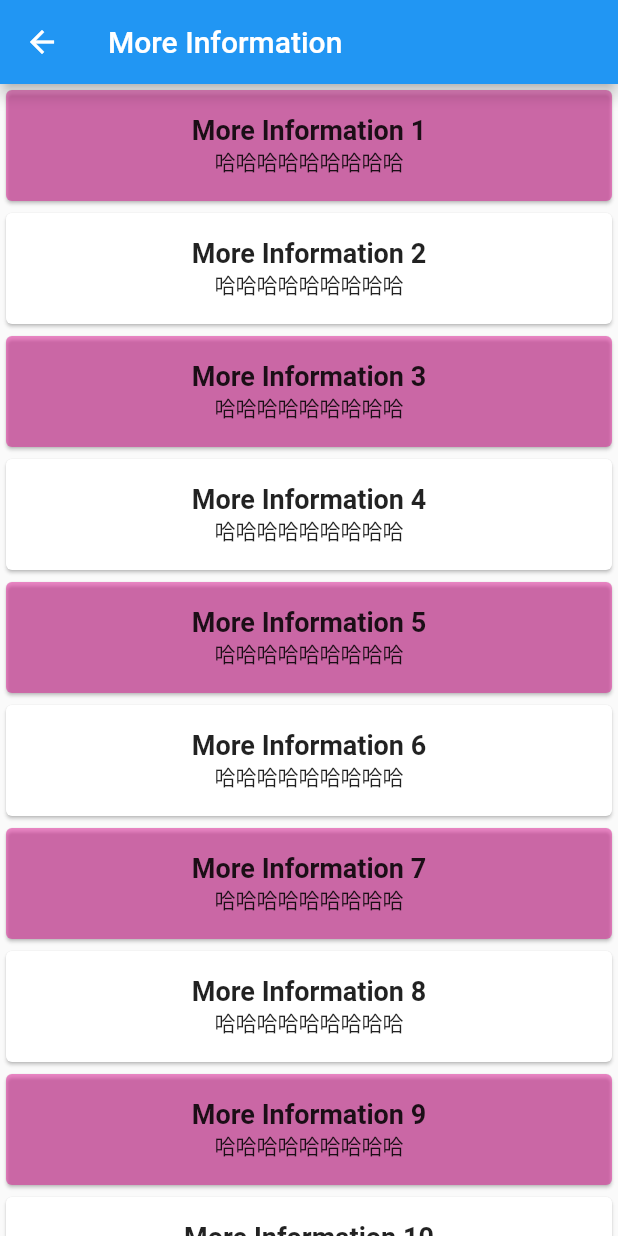
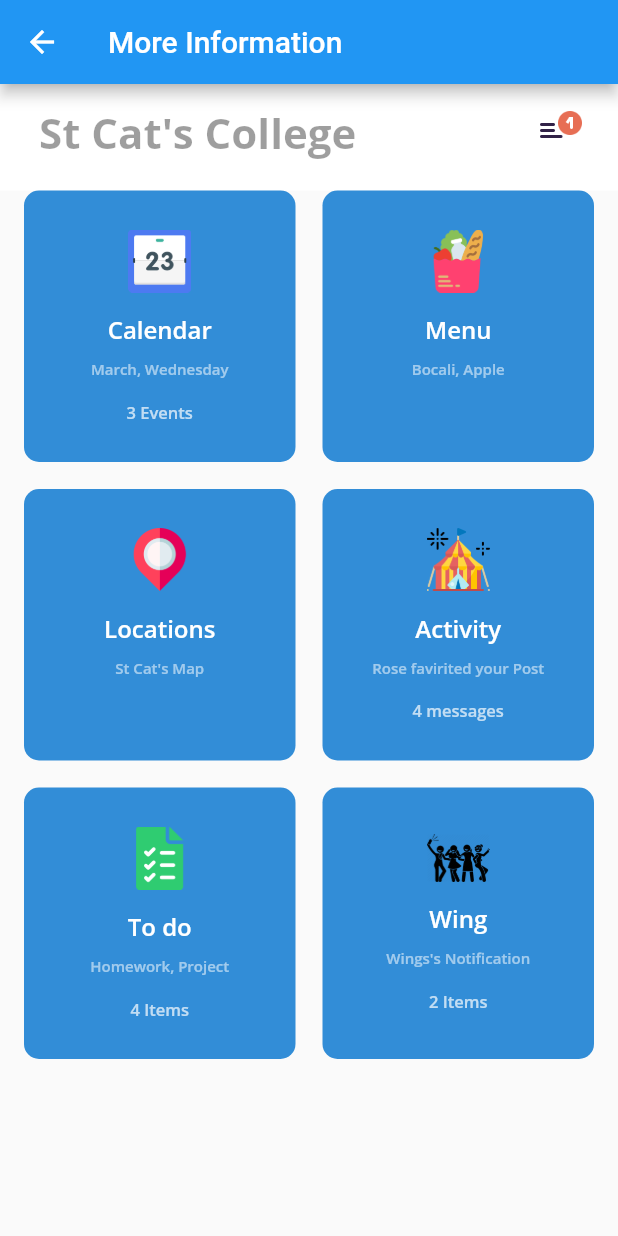
Before and after one commit to GeorgeYZJ/StCatApp_prototype, a Flutter app: the MorePage screen opened directly, on a phone screen of 412 x 824 dp. Run offline on Flutter 3.47's test engine with Material 2 defaults, Android fonts, the phone set to English and light mode, and no system bars; our stand-ins replace google_fonts.

Commit message:
2020/09/02

```diff
--- a/lib/more.dart
+++ b/lib/more.dart
@@ -1,4 +1,5 @@
 import 'package:flutter/material.dart';
+import 'package:google_fonts/google_fonts.dart';
 
 class MorePage extends StatefulWidget {
   MorePage({Key key}) : super(key: key);
@@ -8,32 +9,168 @@ class MorePage extends StatefulWidget {
 }
 
 class _MorePageState extends State<MorePage> {
+  Items item1 = new Items(
+      title: "Calendar",
+      subtitle: "March, Wednesday",
+      event: "3 Events",
+      img: "assets/calendar.png");
+
+  Items item2 = new Items(
+    title: "Menu",
+    subtitle: "Bocali, Apple",
+    event: "",
+    img: "assets/food.png",
+  );
+  Items item3 = new Items(
+    title: "Locations",
+    subtitle: "St Cat\'s Map",
+    event: "",
+    img: "assets/map.png",
+  );
+  Items item4 = new Items(
+    title: "Activity",
+    subtitle: "Rose favirited your Post",
+    event: "4 messages",
+    img: "assets/festival.png",
+  );
+  Items item5 = new Items(
+    title: "To do",
+    subtitle: "Homework, Project",
+    event: "4 Items",
+    img: "assets/todo.png",
+  );
+  Items item6 = new Items(
+    title: "Wing",
+    subtitle: "Wings\'s Notification",
+    event: "2 Items",
+    img: "assets/wing.png",
+  );
+
   @override
   Widget build(BuildContext context) {
+    List<Items> myList = [item1, item2, item3, item4, item5, item6];
+
     return Scaffold(
       appBar: AppBar(
         title: Text('More Information'),
       ),
-      body: ListView.builder(
-          itemCount: 100,
-          itemBuilder: (context, index) {
-            return Card(
-              color: index % 2 == 0 ? Color.fromRGBO(223, 25, 149, 0.5) : null,
-              child: Padding(
-                padding: const EdgeInsets.all(16.0),
+      body: Column(
+        children: <Widget>[
+          Container(
+            color: Colors.white,
             child: Column(
               children: [
+                SizedBox(
+                  height: 10,
+                ),
+                Padding(
+                  padding: EdgeInsets.only(left: 26, right: 16),
+                  child: Row(
+                    mainAxisAlignment: MainAxisAlignment.spaceBetween,
+                    children: <Widget>[
+                      Column(
+                        crossAxisAlignment: CrossAxisAlignment.start,
+                        children: <Widget>[
                           Text(
-                      'More Information ${index + 1}',
-                      style:
-                          TextStyle(fontSize: 18, fontWeight: FontWeight.bold),
+                            "St Cat\'s College",
+                            style: GoogleFonts.openSans(
+                                textStyle: TextStyle(
+                                    color: Colors.black38,
+                                    fontSize: 28,
+                                    fontWeight: FontWeight.bold)),
                           ),
-                    Text('哈哈哈哈哈哈哈哈哈'),
+                          SizedBox(
+                            height: 4,
+                          ),
+                        ],
+                      ),
+                      IconButton(
+                        alignment: Alignment.topCenter,
+                        icon: Image.asset(
+                          "assets/notification.png",
+                          width: 80,
+                        ),
+                        onPressed: () {},
+                      )
+                    ],
+                  ),
+                ),
+                SizedBox(
+                  height: 13,
+                ),
+              ],
+            ),
+          ),
+          Flexible(
+            child: GridView.count(
+                childAspectRatio: 1.0,
+                padding: EdgeInsets.only(left: 16, right: 16),
+                crossAxisCount: 2,
+                crossAxisSpacing: 18,
+                mainAxisSpacing: 18,
+                children: myList.map((data) {
+                  return InkWell(
+                    onTap: () {},
+                    child: Container(
+                      decoration: BoxDecoration(
+                          color: Color.fromRGBO(0, 114, 206, 0.8),
+                          borderRadius: BorderRadius.circular(10)),
+                      child: Column(
+                        mainAxisAlignment: MainAxisAlignment.center,
+                        children: <Widget>[
+                          Image.asset(
+                            data.img,
+                            width: 42,
+                          ),
+                          SizedBox(
+                            height: 14,
+                          ),
+                          Text(
+                            data.title,
+                            style: GoogleFonts.openSans(
+                                textStyle: TextStyle(
+                                    color: Colors.white,
+                                    fontSize: 16,
+                                    fontWeight: FontWeight.w600)),
+                          ),
+                          SizedBox(
+                            height: 8,
+                          ),
+                          Text(
+                            data.subtitle,
+                            style: GoogleFonts.openSans(
+                                textStyle: TextStyle(
+                                    color: Colors.white54,
+                                    fontSize: 10,
+                                    fontWeight: FontWeight.w600)),
+                          ),
+                          SizedBox(
+                            height: 14,
+                          ),
+                          Text(
+                            data.event,
+                            style: GoogleFonts.openSans(
+                                textStyle: TextStyle(
+                                    color: Colors.white70,
+                                    fontSize: 11,
+                                    fontWeight: FontWeight.w600)),
+                          ),
                         ],
                       ),
                     ),
                   );
-          }),
+                }).toList()),
+          ),
+        ],
+      ),
     );
   }
 }
+
+class Items {
+  String title;
+  String subtitle;
+  String event;
+  String img;
+  Items({this.title, this.subtitle, this.event, this.img});
+}
--- a/lib/setting.dart
+++ b/lib/setting.dart
@@ -29,11 +29,12 @@ class _SettingPageState extends State<SettingPage> {
                 color: Colors.blue,
                 child: ListTile(
                   title: Text(
-                    'George Yang',
+                    'Donald Trump',
                     style: TextStyle(color: Colors.white),
                   ),
                   leading: CircleAvatar(
                     backgroundColor: Colors.amber,
+                    backgroundImage: AssetImage("assets/donald.png"),
                   ),
                   trailing: Icon(
                     Icons.edit,
@@ -57,7 +58,7 @@ class _SettingPageState extends State<SettingPage> {
                       title: Text('Change Language'),
                       leading: Icon(
                         Icons.language,
-                        color: Color.fromRGBO(0, 114, 206, 1),
+                        color: Color.fromRGBO(0, 114, 206, 0.5),
                       ),
                       trailing: Icon(Icons.keyboard_arrow_right),
                       onTap: () {
@@ -76,7 +77,7 @@ class _SettingPageState extends State<SettingPage> {
                       title: Text('Change Theme'),
                       leading: Icon(
                         Icons.language,
-                        color: Color.fromRGBO(0, 114, 206, 1),
+                        color: Color.fromRGBO(0, 114, 206, 0.5),
                       ),
                       trailing: Icon(Icons.keyboard_arrow_right),
                       onTap: () {
@@ -95,7 +96,7 @@ class _SettingPageState extends State<SettingPage> {
                       title: Text('Coming Soon'),
                       leading: Icon(
                         Icons.language,
-                        color: Color.fromRGBO(0, 114, 206, 1),
+                        color: Color.fromRGBO(0, 114, 206, 0.5),
                       ),
                       trailing: Icon(Icons.keyboard_arrow_right),
                       onTap: () {
```
Also changed, not shown: pubspec.yaml (+12 -0 lines), assets/calendar.png (added), assets/donald.png (added), assets/festival.png (added), assets/food.png (added), assets/map.png (added), assets/notification.png (added), assets/setting.png (added), assets/taylor_swift.webp (added), assets/todo.png (added), assets/wing.jpg (added), assets/wing.png (added), pubspec.lock. Lines whose indentation alone changed are shown as unchanged.
